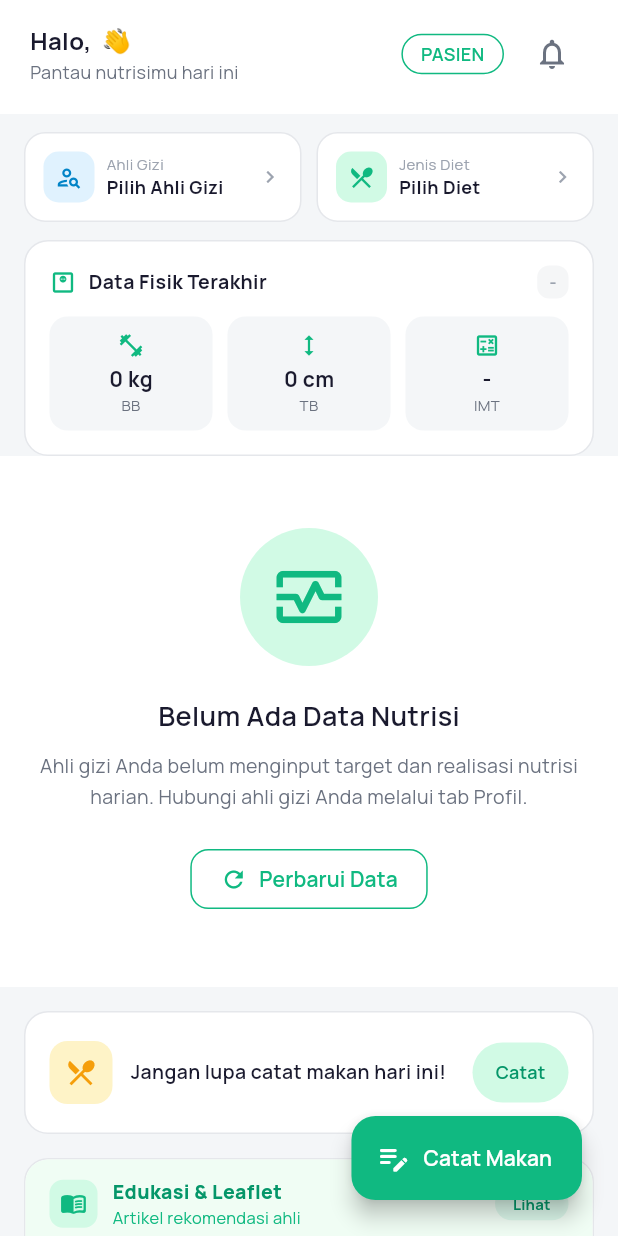
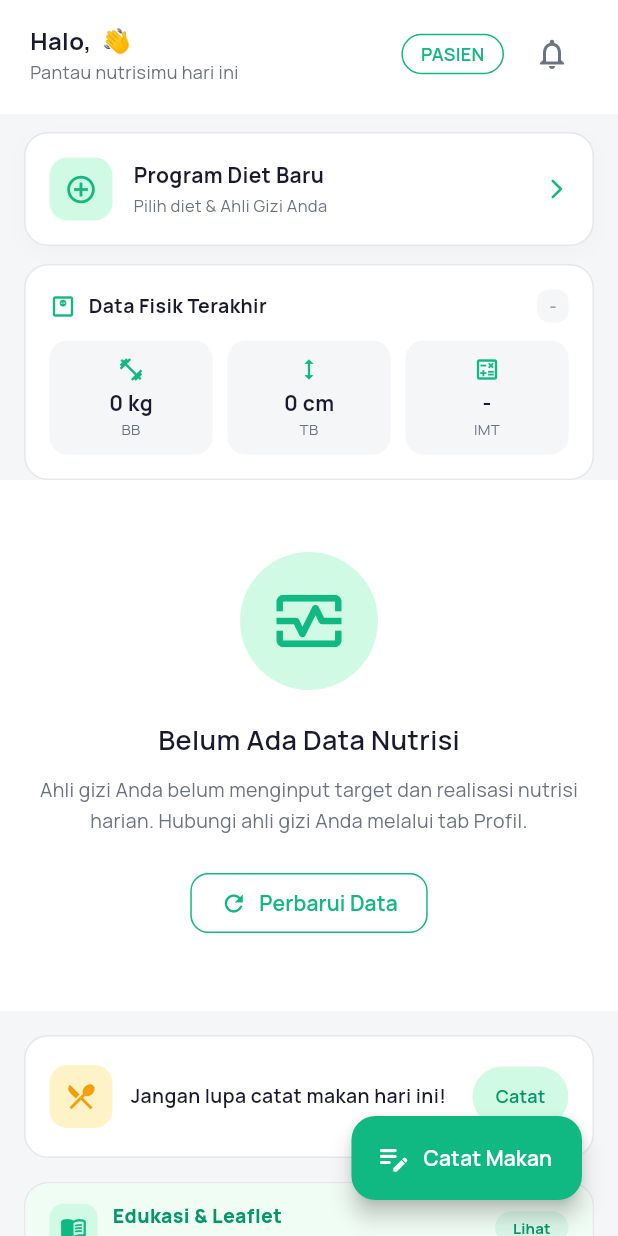
Before and after one commit to muhammadnaufalmustafa-cpu/kelompok2_clinicaldiet_mobile, a Flutter app: the HomeScreen screen opened directly, on a phone screen of 412 x 824 dp. Run offline on Flutter 3.47's test engine with Material 3 defaults, Android fonts, the phone set to English and light mode, and no system bars; our stand-ins replace fl_chart, flutter_local_notifications, google_fonts, image_picker, percent_indicator, shared_preferences and 2 more; accounts and stored records are empty.

Commit message:
feat: implement core screens including diet selection, user profile, dashboard, and patient details navigation

```diff
--- a/lib/screens/home_screen.dart
+++ b/lib/screens/home_screen.dart
@@ -272,57 +272,8 @@ class _HomeScreenState extends State<HomeScreen> {
 
   // ── Quick Actions: Ganti Ahli Gizi / Diet ───────────────────────────
   Widget _buildQuickActions(BuildContext context) {
-    final ahliGiziName = _user?['ahli_gizi_name'] as String? ?? '';
-    final dietList = _dietList;
     return Container(
       margin: const EdgeInsets.fromLTRB(16, 12, 16, 0),
-      child: Row(
-        children: [
-          Expanded(
-            child: GestureDetector(
-              onTap: () async {
-                await Navigator.push(
-                  context,
-                  MaterialPageRoute(builder: (_) => const PilihAhliGiziScreen()),
-                );
-                _loadData();
-              },
-              child: Container(
-                padding: const EdgeInsets.all(12),
-                decoration: BoxDecoration(
-                  color: Colors.white,
-                  borderRadius: BorderRadius.circular(14),
-                  border: Border.all(color: AppColors.divider),
-                ),
-                child: Row(
-                  children: [
-                    Container(
-                      padding: const EdgeInsets.all(8),
-                      decoration: BoxDecoration(color: const Color(0xFFE0F2FE), borderRadius: BorderRadius.circular(10)),
-                      child: const Icon(Icons.person_search_outlined, color: Color(0xFF0284C7), size: 18),
-                    ),
-                    const SizedBox(width: 8),
-                    Expanded(
-                      child: Column(
-                        crossAxisAlignment: CrossAxisAlignment.start,
-                        children: [
-                          Text('Ahli Gizi', style: GoogleFonts.manrope(fontSize: 10, color: AppColors.textMuted)),
-                          Text(
-                            ahliGiziName.isEmpty ? 'Pilih Ahli Gizi' : ahliGiziName.split(',').first,
-                            style: GoogleFonts.manrope(fontSize: 12, fontWeight: FontWeight.w700, color: AppColors.textPrimary),
-                            maxLines: 1, overflow: TextOverflow.ellipsis,
-                          ),
-                        ],
-                      ),
-                    ),
-                    const Icon(Icons.chevron_right, size: 16, color: AppColors.textMuted),
-                  ],
-                ),
-              ),
-            ),
-          ),
-          const SizedBox(width: 10),
-          Expanded(
       child: GestureDetector(
         onTap: () async {
           await Navigator.push(
@@ -332,39 +283,42 @@ class _HomeScreenState extends State<HomeScreen> {
           _loadData();
         },
         child: Container(
-                padding: const EdgeInsets.all(12),
+          width: double.infinity,
+          padding: const EdgeInsets.all(16),
           decoration: BoxDecoration(
             color: Colors.white,
-                  borderRadius: BorderRadius.circular(14),
+            borderRadius: BorderRadius.circular(16),
             border: Border.all(color: AppColors.divider),
+            boxShadow: [
+              BoxShadow(
+                color: Colors.black.withValues(alpha: 0.02),
+                blurRadius: 10,
+                offset: const Offset(0, 4),
+              )
+            ]
           ),
           child: Row(
             children: [
               Container(
-                      padding: const EdgeInsets.all(8),
-                      decoration: BoxDecoration(color: AppColors.primaryLight, borderRadius: BorderRadius.circular(10)),
-                      child: const Icon(Icons.restaurant_menu_outlined, color: AppColors.primary, size: 18),
+                padding: const EdgeInsets.all(10),
+                decoration: BoxDecoration(color: AppColors.primaryLight, borderRadius: BorderRadius.circular(12)),
+                child: const Icon(Icons.add_circle_outline, color: AppColors.primary, size: 22),
               ),
-                    const SizedBox(width: 8),
+              const SizedBox(width: 14),
               Expanded(
                 child: Column(
                   crossAxisAlignment: CrossAxisAlignment.start,
                   children: [
-                          Text('Jenis Diet', style: GoogleFonts.manrope(fontSize: 10, color: AppColors.textMuted)),
-                          Text(
-                            dietList.isEmpty ? 'Pilih Diet' : '${dietList.length} Program',
-                            style: GoogleFonts.manrope(fontSize: 12, fontWeight: FontWeight.w700, color: AppColors.textPrimary),
-                          ),
+                    Text('Program Diet Baru', style: GoogleFonts.manrope(fontSize: 14, fontWeight: FontWeight.w700, color: AppColors.textPrimary)),
+                    const SizedBox(height: 2),
+                    Text('Pilih diet & Ahli Gizi Anda', style: GoogleFonts.manrope(fontSize: 11, color: AppColors.textSecondary)),
                   ],
                 ),
               ),
-                    const Icon(Icons.chevron_right, size: 16, color: AppColors.textMuted),
+              const Icon(Icons.arrow_forward_ios_rounded, size: 16, color: AppColors.primary),
             ],
           ),
         ),
-            ),
-          ),
-        ],
       ),
     );
   }
--- a/lib/screens/profil_screen.dart
+++ b/lib/screens/profil_screen.dart
@@ -951,16 +951,8 @@ class _ProfilScreenState extends State<ProfilScreen> {
                         ),
                         _divider(),
                         _buildActionItem(
-                          icon: Icons.swap_horiz,
-                          title: 'Ganti Ahli Gizi',
-                          onTap: () {
-                            Navigator.push(context, MaterialPageRoute(builder: (_) => const PilihAhliGiziScreen())).then((_) => _loadUser());
-                          },
-                        ),
-                        _divider(),
-                        _buildActionItem(
-                          icon: Icons.restaurant_menu_outlined,
-                          title: 'Ganti Jenis Diet',
+                          icon: Icons.sync_alt,
+                          title: 'Ubah Program Diet & Ahli Gizi',
                           onTap: () {
                             Navigator.push(
                               context,
```
Also changed, not shown: lib/screens/ahli_gizi/ahli_gizi_dashboard_screen.dart (+20 -2 lines), lib/screens/ahli_gizi/ahli_gizi_detail_pasien_screen.dart (+19 -3 lines), lib/screens/pilih_ahli_gizi_screen.dart (+34 -5 lines), lib/screens/pilih_jenis_diet_screen.dart (+15 -0 lines). Lines whose indentation alone changed are shown as unchanged.
